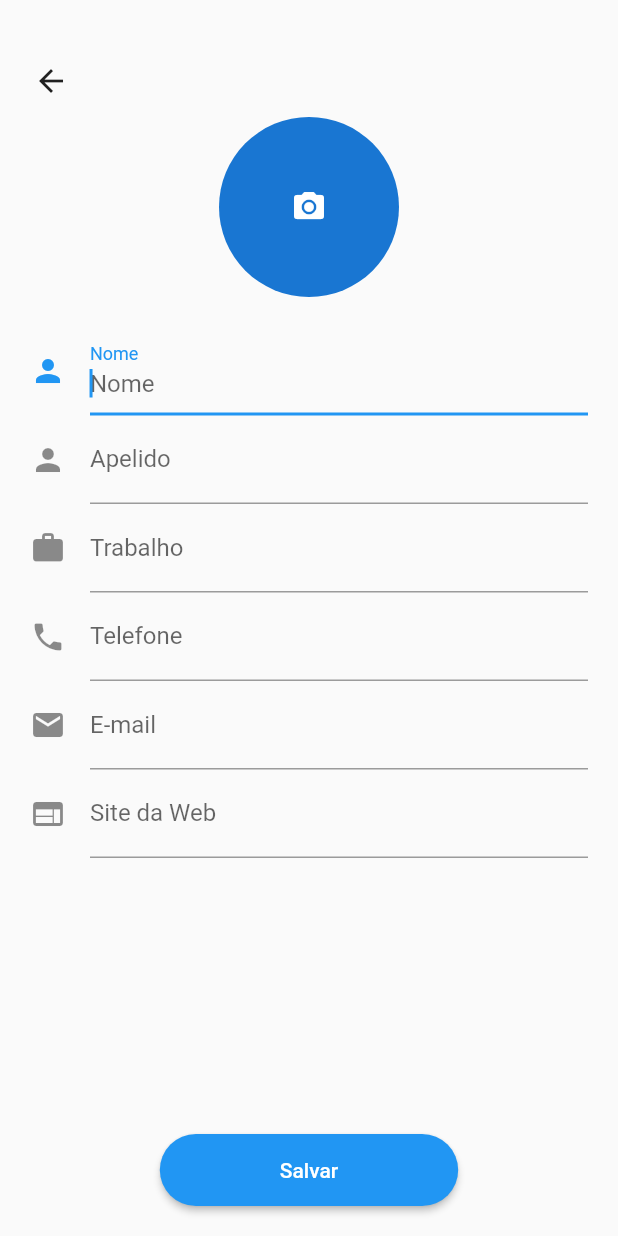
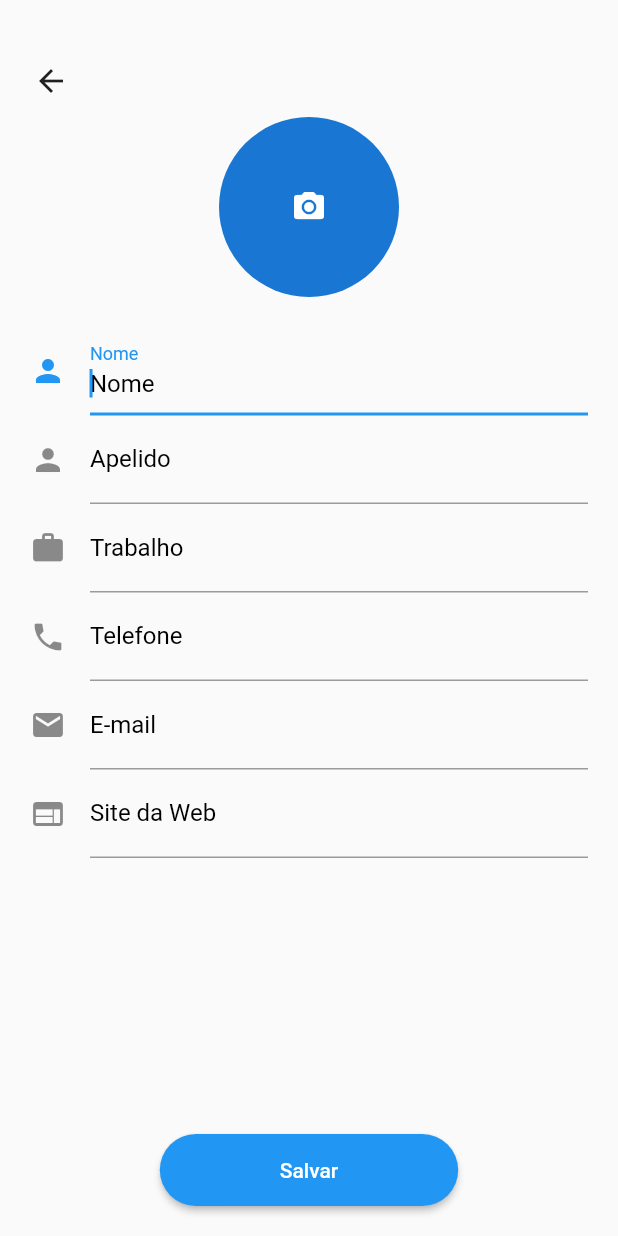
Before and after one commit to RogerioSobrinho/Flutter-ContactApp, a Flutter app: the screen it shows after launch, after a tap on the "add" icon, on a phone screen of 412 x 824 dp. Run offline on Flutter 3.47's test engine with Material 2 defaults, Android fonts, the phone set to English and light mode, and no system bars; our stand-ins replace font_awesome_flutter, share, sqflite; accounts and stored records are empty.

Commit message:
Change default colors from material theme

```diff
--- a/lib/main.dart
+++ b/lib/main.dart
@@ -22,7 +22,9 @@ class MyApp extends StatelessWidget {
     return MaterialApp(
       title: 'Flutter Contacts',
       theme: ThemeData(
-        primarySwatch: Colors.blue,
+        primaryColor: Colors.black,
+        accentColor: Colors.black,
+        hintColor: Colors.black,
       ),
       home: HomePage(),
       routes: routes,
```
